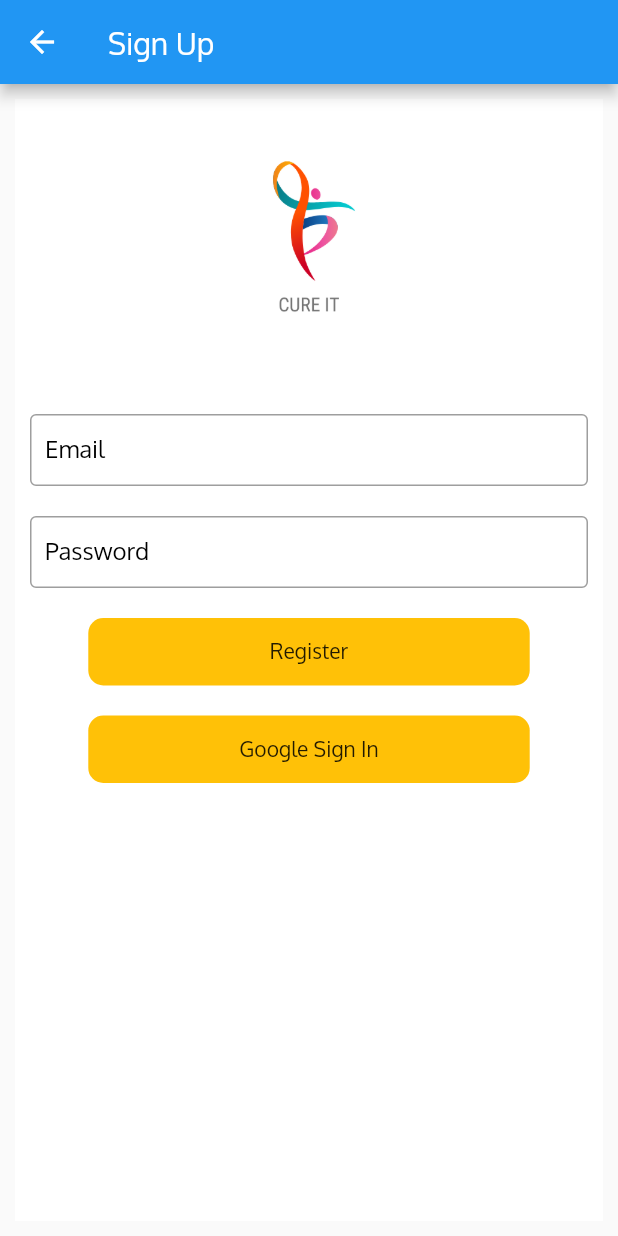
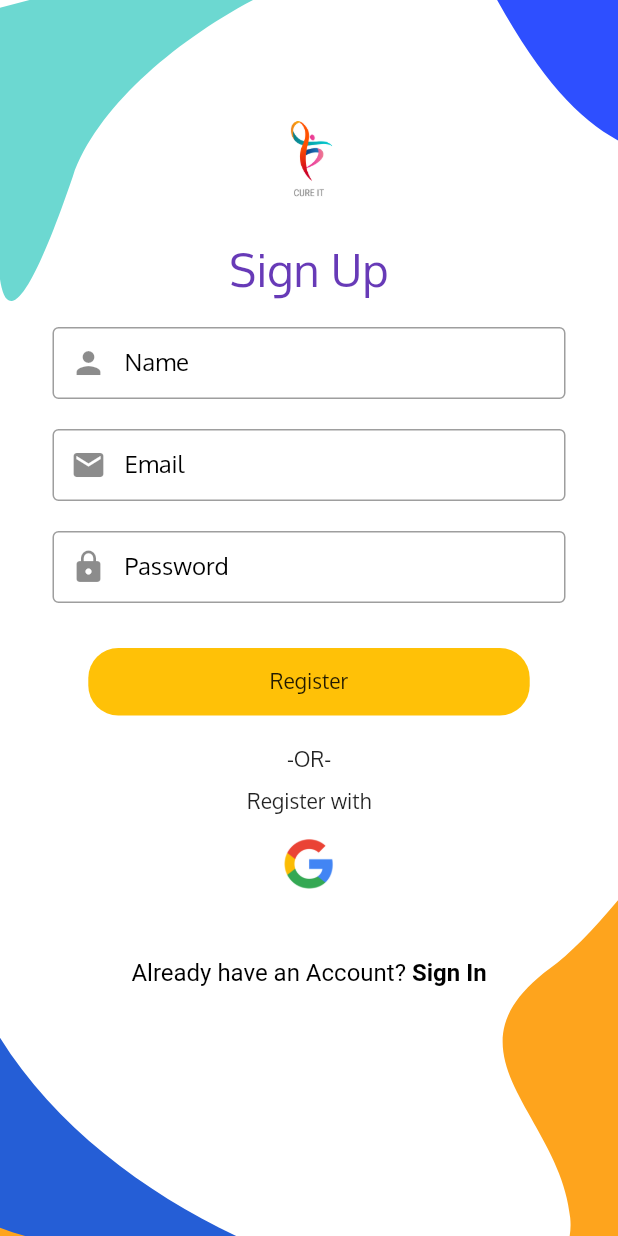
Before and after one commit to rohitasture/CureIt, a Flutter app: the SignUpPage screen opened by its route, on a phone screen of 412 x 824 dp. Run offline on Flutter 3.47's test engine with Material 2 defaults, Android fonts, the phone set to English and light mode, and no system bars; our stand-ins replace flutter_svg, font_awesome_flutter.

Commit message:
sign up ui added and firebase initialized

```diff
--- a/lib/components/cards.dart
+++ b/lib/components/cards.dart
@@ -1,10 +1,10 @@
-import 'package:flutter/material.dart';
+/* import 'package:flutter/material.dart';
 
 class MyHomePage extends StatefulWidget {
   const MyHomePage({required Key key}) : super(key: key)
 
   // ignore: empty_constructor_bodies
-  @override
+
   _MyHomePage createState() => _MyHomePage();
 }
 
@@ -278,3 +278,4 @@
     );
   }
 }
+ */
--- a/lib/main.dart
+++ b/lib/main.dart
@@ -3,6 +3,7 @@
 import 'package:cureit/routes.dart';
 
 void main() {
+  WidgetsFlutterBinding.ensureInitialized();
   runApp(MyApp());
 }
 
--- /dev/null
+++ b/lib/models/user.dart
@@ -0,0 +1,4 @@
+class User {
+  final String uid;
+  User(this.uid);
+}
--- a/lib/screens/welcome/sign_in.dart
+++ b/lib/screens/welcome/sign_in.dart
@@ -18,6 +18,7 @@
   @override
   Widget build(BuildContext context) {
     return Scaffold(
+      resizeToAvoidBottomInset: false,
       body: Stack(fit: StackFit.expand, children: <Widget>[
         SvgPicture.asset(
           'assets/icons/Sign_Up_bg.svg',
--- a/lib/screens/welcome/sign_up.dart
+++ b/lib/screens/welcome/sign_up.dart
@@ -1,5 +1,7 @@
 import 'package:cureit/screens/home_page/home_page.dart';
+import 'package:cureit/screens/welcome/sign_in.dart';
 import 'package:flutter/material.dart';
+import 'package:flutter_svg/svg.dart';
 
 class SignUpPage extends StatefulWidget {
   const SignUpPage({Key? key}) : super(key: key);
@@ -9,32 +11,58 @@
 }
 
 class _SignUpPageState extends State<SignUpPage> {
+  TextEditingController _name = TextEditingController();
   TextEditingController _email = TextEditingController();
   TextEditingController _password = TextEditingController();
 
   @override
   Widget build(BuildContext context) {
     return Scaffold(
-      appBar: AppBar(title: Text("Sign Up")),
-      body: Container(
-        width: MediaQuery.of(context).size.width,
-        height: MediaQuery.of(context).size.height,
-        decoration: BoxDecoration(color: Colors.white),
-        margin: const EdgeInsets.fromLTRB(10, 10, 10, 10),
+      resizeToAvoidBottomInset: false,
+      body: Stack(fit: StackFit.expand, children: <Widget>[
+        SvgPicture.asset(
+          'assets/icons/Sign_Up_bg.svg',
+          alignment: Alignment.center,
+          fit: BoxFit.fill,
+          //width: MediaQuery.of(context).size.width,
+          //height: MediaQuery.of(context).size.height,
+        ),
+        Container(
+            margin: EdgeInsets.fromLTRB(25, 60, 25, 0),
             child: SingleChildScrollView(
                 child: Column(
               mainAxisAlignment: MainAxisAlignment.spaceEvenly,
               children: [
                 Container(
-              child: new Image.asset("assets/images/logo.png"),
-              height: 200,
-              width: 500,
+                  child: Image.asset("assets/images/logo.png"),
+                  height: 100,
+                  width: 100,
                 ),
+                Container(
+                  padding: EdgeInsets.fromLTRB(0, 0, 0, 10),
+                  child: Text(
+                    "Sign Up",
+                    style: TextStyle(color: Colors.deepPurple, fontSize: 30),
+                  ),
+                ),
+                Container(
+                    margin: EdgeInsets.all(10),
+                    child: TextFormField(
+                        controller: _name,
+                        decoration: InputDecoration(
+                            prefixIcon: Icon(Icons.person),
+                            border: OutlineInputBorder(),
+                            contentPadding: EdgeInsets.all(10),
+                            hintText: 'your name',
+                            hintStyle: TextStyle(color: Colors.grey),
+                            labelText: 'Name',
+                            labelStyle: TextStyle(color: Colors.black)))),
                 Container(
                     margin: EdgeInsets.all(10),
                     child: TextFormField(
                         controller: _email,
                         decoration: InputDecoration(
+                            prefixIcon: Icon(Icons.email),
                             border: OutlineInputBorder(),
                             contentPadding: EdgeInsets.all(10),
                             hintText: 'something@email.com',
@@ -47,6 +75,7 @@
                         controller: _password,
                         obscureText: true,
                         decoration: InputDecoration(
+                            prefixIcon: Icon(Icons.lock),
                             border: OutlineInputBorder(),
                             contentPadding: EdgeInsets.all(10),
                             hintText: 'password',
@@ -54,11 +83,12 @@
                             labelText: 'Password',
                             labelStyle: TextStyle(color: Colors.black)))),
                 Container(
-              margin: EdgeInsets.all(10),
+                  margin: EdgeInsets.all(20),
                   width: MediaQuery.of(context).size.width / 1.4,
                   height: 45,
                   decoration: BoxDecoration(
-                  borderRadius: BorderRadius.circular(10), color: Colors.amber),
+                      borderRadius: BorderRadius.circular(20),
+                      color: Colors.amber),
                   child: MaterialButton(
                     onPressed: () async {
                       Navigator.pushNamed(context, HomeScreen.routeName);
@@ -67,19 +97,45 @@
                   ),
                 ),
                 Container(
-              margin: EdgeInsets.all(10),
-              width: MediaQuery.of(context).size.width / 1.4,
-              height: 45,
-              decoration: BoxDecoration(
-                  borderRadius: BorderRadius.circular(10), color: Colors.amber),
-              child: MaterialButton(
-                onPressed: () async {},
-                child: Text('Google Sign In'),
+                  margin: EdgeInsets.fromLTRB(0, 0, 0, 10),
+                  child: Text("-OR-"),
                 ),
-            )
+                Container(
+                  child: Text("Register with"),
+                ),
+                IconButton(
+                    iconSize: 50,
+                    onPressed: () {},
+                    icon: Image.asset("assets/images/google.png")),
+                Container(
+                    margin: EdgeInsets.all(30),
+                    child: GestureDetector(
+                      onTap: () =>
+                          {Navigator.pushNamed(context, SignInPage.routeName)},
+                      child: RichText(
+                        text: TextSpan(
+                          children: [
+                            TextSpan(
+                              text: 'Already have an Account? ',
+                              style: TextStyle(
+                                color: Colors.black,
+                                fontSize: 16.0,
+                              ),
+                            ),
+                            TextSpan(
+                              text: 'Sign In',
+                              style: TextStyle(
+                                  fontSize: 16.0,
+                                  fontWeight: FontWeight.bold,
+                                  color: Colors.black),
+                            ),
                           ],
-        )),
                         ),
+                      ),
+                    ))
+              ],
+            ))),
+      ]),
     );
   }
 }
--- a/pubspec.yaml
+++ b/pubspec.yaml
@@ -29,6 +29,9 @@
 dependencies:
   flutter:
     sdk: flutter
+  firebase_core: "^1.6.0"
+  firebase_auth: "^3.1.1"
+  google_sign_in: "^4.5.1"
 
 
   # The following adds the Cupertino Icons font to your application.
```
Also changed, not shown: pubspec.lock, 2 other files. Lines whose indentation alone changed are shown as unchanged.
